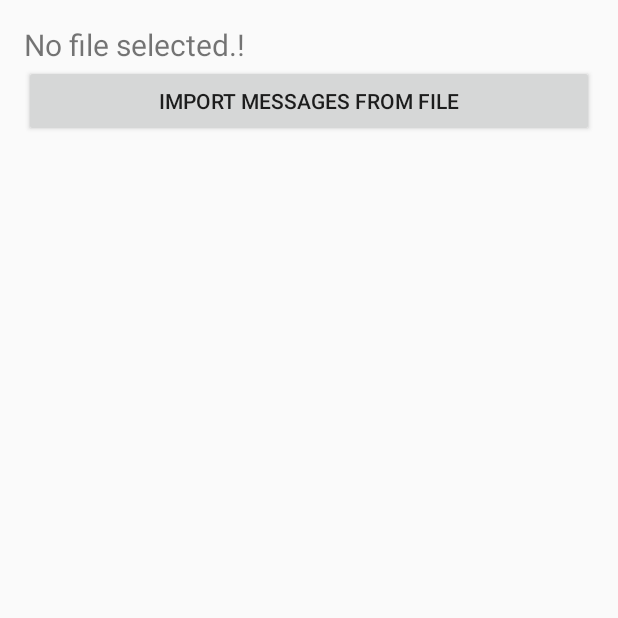
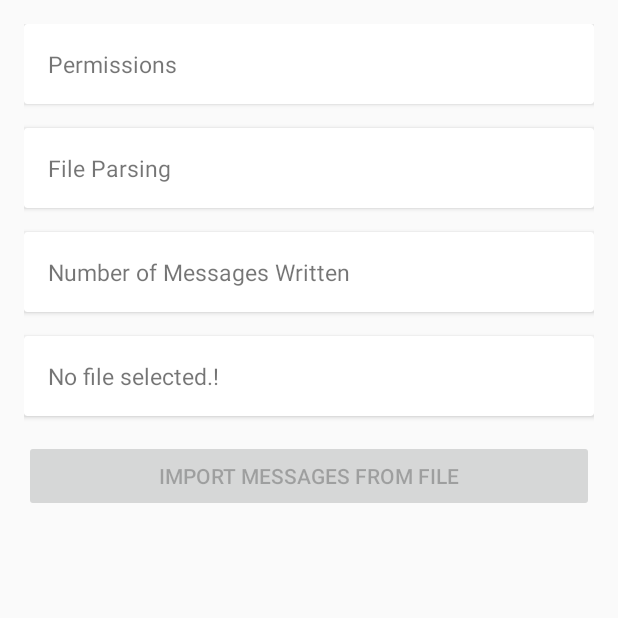
Before and after one commit to ramakrishna5a1/SMS, an Android app: the screen it shows after launch (InboxMessageImporterActivity), on a phone screen of 412 x 824 dp, the top half of it. Run offline under Robolectric (Android 15) with nearby library versions, the phone set to English and light mode, and no system bars; 3 statements that could not run were skipped.

Commit message:
Fixed major 2 bugs and some more improvements

```diff
--- a/app/src/main/java/com/messages/smsmessagesimporter/Activities/HomeActivity.java
+++ b/app/src/main/java/com/messages/smsmessagesimporter/Activities/HomeActivity.java
@@ -24,7 +24,7 @@ public class HomeActivity extends AppCompatActivity {
             return insets;
         });
 
-        Intent intent = new Intent(this, InboxMessageImporterActivity.class);
+        Intent intent = new Intent(HomeActivity.this, InboxMessageImporterActivity.class);
         startActivity(intent);
         finish();
     }
--- a/app/src/main/java/com/messages/smsmessagesimporter/Activities/InboxMessageImporterActivity.java
+++ b/app/src/main/java/com/messages/smsmessagesimporter/Activities/InboxMessageImporterActivity.java
@@ -4,6 +4,7 @@ import static android.app.role.RoleManager.ROLE_SMS;
 import static android.content.ContentValues.TAG;
 
 import android.Manifest;
+import android.annotation.SuppressLint;
 import android.app.Activity;
 import android.app.role.RoleManager;
 import android.content.Intent;
@@ -19,8 +20,6 @@ import android.widget.Button;
 import android.widget.TextView;
 import android.widget.Toast;
 
-import androidx.activity.result.ActivityResult;
-import androidx.activity.result.ActivityResultCallback;
 import androidx.activity.result.ActivityResultLauncher;
 import androidx.activity.result.contract.ActivityResultContracts;
 import androidx.annotation.NonNull;
@@ -30,6 +29,7 @@ import androidx.core.app.ActivityCompat;
 import androidx.core.content.ContextCompat;
 
 import com.messages.smsmessagesimporter.DataHandler.FileHandler;
+import com.messages.smsmessagesimporter.DataHandler.JSONFileProperties;
 import com.messages.smsmessagesimporter.DataHandler.JsonSMSDataHandler;
 import com.messages.smsmessagesimporter.R;
 
@@ -39,58 +39,73 @@ import java.util.Objects;
 public class InboxMessageImporterActivity extends AppCompatActivity {
 
     private static final int REQUEST_CODE_SMS_PERMISSION = 101;
-    private static final int REQUEST_CODE_PHONE_STATE_PERMISSION = 102;
-    private static final int REQUEST_CODE_STORAGE_PERMISSION = 103;
-    private static final int STORAGE_PERMISSION_CODE = 23;
+    private static final int STORAGE_PERMISSION_CODE = 102;
 
     private final String[] smsPermissions = new String[]{Manifest.permission.SEND_SMS, Manifest.permission.READ_SMS};
 
     private FileHandler fileHandler;
+    private PermissionsManager permissionsManager;
+    private JSONFileProperties jsonFileProperties;
+
     TextView fileText = null;
+    TextView permissionsView = null;
+    int numOfAcquiredPermissions = 0;
+    Button button1 = null;
     private ActivityResultLauncher<Intent> intentLauncher;
 
+    @SuppressLint("MissingInflatedId")
     @Override
     protected void onCreate(Bundle savedInstanceState) {
         super.onCreate(savedInstanceState);
-        setContentView(R.layout.activity_main);
+        setContentView(R.layout.activity_inbox_message_importer);
+        fileHandler = new FileHandler(this);
+        permissionsManager = new PermissionsManager(this);
+        button1 = findViewById(R.id.import_messages);
+        button1.setEnabled(false);
+        fileText = findViewById(R.id.file_id);
+        permissionsView = findViewById(R.id.permissions_acquired);
 
         // Check and request SMS permissions
         if (!checkSmsPermissions()) {
             requestSmsPermissions();
+        }else {
+            numOfAcquiredPermissions++;
         }
-
         if (!checkStoragePermissions()) {
             requestForStoragePermissions();
+        }else{
+            numOfAcquiredPermissions++;
         }
-
         prepareIntentLauncher();
         askDefaultSmsHandlerPermission();
 
-        Button button1 = findViewById(R.id.import_messages);
-        fileText = findViewById(R.id.file_id);
-        fileHandler = new FileHandler(this);
-
         button1.setOnClickListener(v -> fileHandler.pickFile());
     }
-
+    private void UpdatePermissionsText(){
+        if(numOfAcquiredPermissions == 3){
+            permissionsView.setText("All Permissions are granted !");
+            button1.setEnabled(true);
+        }else{
+            permissionsView.setText("Permissions acquired: "+numOfAcquiredPermissions+"/3\nClose App and open again.");
+        }
+    }
     @Override
     protected void onActivityResult(int requestCode, int resultCode, @Nullable Intent data) {
         super.onActivityResult(requestCode, resultCode, data);
+        if(data == null){
+            return;
+        }
+        jsonFileProperties = new JSONFileProperties();
+        fileHandler.handleActivityResult(requestCode, resultCode, data, jsonFileProperties);
+        Log.i("selectedFilePath: ", jsonFileProperties.getJsonFilePath());
 
-        fileHandler.handleActivityResult(requestCode, resultCode, data);
-        String selectedFilePath = fileHandler.selectedFilePath;
-        //selectedFilePath = "/storage/emulated/0/sms backup/latest_sms_back.bak";
-
-        if (!Objects.equals(selectedFilePath, "Unknown")) {
-            System.out.println("Selected file path: " + selectedFilePath);
-            fileText.setText(selectedFilePath);
-            Log.i("selectedFilePath: ", selectedFilePath);
-            new Thread(new JsonSMSDataHandler(this, selectedFilePath)).start();
+        if (!Objects.equals(jsonFileProperties.getJsonFilePath(), "No file selected !")) {
+            fileText.setText(jsonFileProperties.getJsonFilePath());
+            new Thread(new JsonSMSDataHandler(this, jsonFileProperties)).start();
         } else {
-            fileText.setText(selectedFilePath);
+            fileText.setText(jsonFileProperties.getJsonFilePath());
         }
     }
-
 
     private boolean checkSmsPermissions() {
         if (Build.VERSION.SDK_INT >= Build.VERSION_CODES.M) {
@@ -123,11 +138,13 @@ public class InboxMessageImporterActivity extends AppCompatActivity {
     private void handleSmsPermissionsResult(int[] grantResults) {
         if (grantResults.length > 0 && grantResults[0] == PackageManager.PERMISSION_GRANTED && grantResults[1] == PackageManager.PERMISSION_GRANTED) {
             // SMS permissions granted
+            numOfAcquiredPermissions++;
             Toast.makeText(this, "SMS permissions granted", Toast.LENGTH_SHORT).show();
         } else {
             // SMS permissions denied
             Toast.makeText(this, "SMS permissions denied", Toast.LENGTH_SHORT).show();
         }
+        UpdatePermissionsText();
     }
 
     private void handleStoragePermissionsResult(int[] grantResults) {
@@ -136,21 +153,26 @@ public class InboxMessageImporterActivity extends AppCompatActivity {
             boolean read = grantResults[1] == PackageManager.PERMISSION_GRANTED;
 
             if (read && write) {
+                numOfAcquiredPermissions++;
                 Toast.makeText(InboxMessageImporterActivity.this, "Storage Permissions Granted", Toast.LENGTH_SHORT).show();
             } else {
                 Toast.makeText(InboxMessageImporterActivity.this, "Storage Permissions Denied", Toast.LENGTH_SHORT).show();
             }
         }
+        UpdatePermissionsText();
     }
 
     private void prepareIntentLauncher() {
         intentLauncher = registerForActivityResult(new ActivityResultContracts.StartActivityForResult(), result -> {
             if (result.getResultCode() == Activity.RESULT_OK) {
+                numOfAcquiredPermissions++;
                 Toast.makeText(InboxMessageImporterActivity.this, "Success requesting ROLE_SMS!", Toast.LENGTH_SHORT).show();
             } else {
                 Toast.makeText(InboxMessageImporterActivity.this, "Failed requesting ROLE_SMS!", Toast.LENGTH_SHORT).show();
             }
+            UpdatePermissionsText();
         });
+
     }
 
     private void askDefaultSmsHandlerPermission() {
@@ -171,6 +193,8 @@ public class InboxMessageImporterActivity extends AppCompatActivity {
                     intentLauncher.launch(roleManager.createRequestRoleIntent(role));
                 } else {
                     // Request permission for SMS
+                    numOfAcquiredPermissions++;
+                    UpdatePermissionsText();
                 }
             }
         } else {
@@ -222,11 +246,7 @@ public class InboxMessageImporterActivity extends AppCompatActivity {
     }
 
     private final ActivityResultLauncher<Intent> storageActivityResultLauncher =
-            registerForActivityResult(new ActivityResultContracts.StartActivityForResult(),
-                    new ActivityResultCallback<ActivityResult>() {
-
-                        @Override
-                        public void onActivityResult(ActivityResult o) {
+            registerForActivityResult(new ActivityResultContracts.StartActivityForResult(), o -> {
                 if (Build.VERSION.SDK_INT >= Build.VERSION_CODES.R) {
                     //Android is 11 (R) or above
                     if (Environment.isExternalStorageManager()) {
@@ -239,6 +259,5 @@ public class InboxMessageImporterActivity extends AppCompatActivity {
                     //Below android 11
 
                 }
-                        }
             });
 }
--- /dev/null
+++ b/app/src/main/java/com/messages/smsmessagesimporter/Activities/PermissionsManager.java
@@ -0,0 +1,57 @@
+package com.messages.smsmessagesimporter.Activities;
+
+import android.Manifest;
+import android.app.Activity;
+import android.content.pm.PackageManager;
+import android.os.Build;
+import android.os.Environment;
+import android.widget.Toast;
+
+import androidx.core.app.ActivityCompat;
+import androidx.core.content.ContextCompat;
+
+public class PermissionsManager {
+    private final Activity activity;
+    private static final int REQUEST_CODE_SMS_PERMISSION = 101;
+    private static final int STORAGE_PERMISSION_CODE = 23;
+
+    private final String[] smsPermissions = new String[]{Manifest.permission.SEND_SMS, Manifest.permission.READ_SMS};
+
+    public PermissionsManager(Activity activity) {
+        this.activity = activity;
+    }
+
+    public boolean checkSmsPermissions() {
+        if (Build.VERSION.SDK_INT >= Build.VERSION_CODES.M) {
+            int sendSmsPermission = ContextCompat.checkSelfPermission(activity, Manifest.permission.SEND_SMS);
+            int readSmsPermission = ContextCompat.checkSelfPermission(activity, Manifest.permission.READ_SMS);
+            return sendSmsPermission == PackageManager.PERMISSION_GRANTED && readSmsPermission == PackageManager.PERMISSION_GRANTED;
+        }
+        return true; // Permissions are granted automatically on versions below M
+    }
+
+    public boolean checkStoragePermissions() {
+
+        if (Build.VERSION.SDK_INT >= Build.VERSION_CODES.R) {
+            //Android is 11 (R) or above
+            return Environment.isExternalStorageManager();
+        } else {
+            //Below android 11
+            int write = ContextCompat.checkSelfPermission(activity, Manifest.permission.WRITE_EXTERNAL_STORAGE);
+            int read = ContextCompat.checkSelfPermission(activity, Manifest.permission.READ_EXTERNAL_STORAGE);
+
+            return read == PackageManager.PERMISSION_GRANTED && write == PackageManager.PERMISSION_GRANTED;
+        }
+    }
+
+    void handleSmsPermissionsResult(int[] grantResults) {
+        if (grantResults.length > 0 && grantResults[0] == PackageManager.PERMISSION_GRANTED && grantResults[1] == PackageManager.PERMISSION_GRANTED) {
+            // SMS permissions granted
+            Toast.makeText(activity, "SMS permissions granted", Toast.LENGTH_SHORT).show();
+        } else {
+            // SMS permissions denied
+            Toast.makeText(activity, "SMS permissions denied", Toast.LENGTH_SHORT).show();
+        }
+    }
+
+}
--- /dev/null
+++ b/app/src/main/java/com/messages/smsmessagesimporter/DataHandler/ApplicationErrorData.java
@@ -0,0 +1,5 @@
+package com.messages.smsmessagesimporter.DataHandler;
+
+public class ApplicationErrorData {
+
+}
--- a/app/src/main/java/com/messages/smsmessagesimporter/DataHandler/FileHandler.java
+++ b/app/src/main/java/com/messages/smsmessagesimporter/DataHandler/FileHandler.java
@@ -11,7 +11,6 @@ public class FileHandler {
     private static final int REQUEST_PICK_FILE = 123;
 
     private final Activity activity;
-    public String selectedFilePath = "Unknown";
 
     public FileHandler(Activity activity) {
         this.activity = activity;
@@ -26,13 +25,15 @@ public class FileHandler {
         activity.startActivityForResult(bakIntent, REQUEST_PICK_FILE);
     }
 
-    public void handleActivityResult(int requestCode, int resultCode, @Nullable Intent data) {
+    public void handleActivityResult(int requestCode, int resultCode, @Nullable Intent data, JSONFileProperties jsonFileProperties) {
         if (requestCode == REQUEST_PICK_FILE && resultCode == Activity.RESULT_OK) {
             if (data != null) {
                 Uri uri = data.getData();
+                String selectedFilePath = "No file selected !";
                 if (uri != null) {
                     selectedFilePath = RealPathUtil.getRealPath(activity, uri);
                 }
+                jsonFileProperties.setJsonFilePath(selectedFilePath);
             }
         }
     }
--- /dev/null
+++ b/app/src/main/res/layout/activity_inbox_message_importer.xml
@@ -0,0 +1,115 @@
+<?xml version="1.0" encoding="utf-8"?>
+<LinearLayout xmlns:android="http://schemas.android.com/apk/res/android"
+    android:layout_width="match_parent"
+    android:layout_height="match_parent"
+    android:orientation="vertical"
+    android:padding="16dp">
+
+    <!-- Card for Permissions -->
+    <androidx.cardview.widget.CardView
+        android:layout_width="match_parent"
+        android:layout_height="wrap_content"
+        android:layout_marginBottom="@dimen/_16dp"
+        android:background="@android:color/white"
+        android:elevation="4dp">
+
+        <LinearLayout
+            android:layout_width="match_parent"
+            android:layout_height="wrap_content"
+            android:orientation="vertical">
+
+            <TextView
+                android:id="@+id/permissions_acquired"
+                android:layout_width="match_parent"
+                android:layout_height="wrap_content"
+                android:padding="16dp"
+                android:text="Permissions"
+                android:textSize="@dimen/_15sp" />
+
+            <!-- Add your permission-related UI components here -->
+        </LinearLayout>
+    </androidx.cardview.widget.CardView>
+
+    <!-- Card for JSON Parsing -->
+    <androidx.cardview.widget.CardView
+        android:layout_width="match_parent"
+        android:layout_height="wrap_content"
+        android:layout_marginBottom="@dimen/_16dp"
+        android:background="@android:color/white"
+        android:elevation="4dp">
+
+        <LinearLayout
+            android:layout_width="match_parent"
+            android:layout_height="wrap_content"
+            android:orientation="vertical">
+
+            <TextView
+                android:id="@+id/file_parsing"
+                android:layout_width="match_parent"
+                android:layout_height="wrap_content"
+                android:padding="16dp"
+                android:text="@string/file_parsing"
+                android:textSize="@dimen/_15sp" />
+
+            <!-- Add your JSON parsing related UI components here -->
+        </LinearLayout>
+    </androidx.cardview.widget.CardView>
+
+    <!-- Card for Number of Messages Written -->
+    <androidx.cardview.widget.CardView
+        android:layout_width="match_parent"
+        android:layout_height="wrap_content"
+        android:layout_marginBottom="@dimen/_16dp"
+        android:background="@android:color/white"
+        android:elevation="4dp">
+
+        <LinearLayout
+            android:layout_width="match_parent"
+            android:layout_height="wrap_content"
+            android:orientation="vertical">
+
+            <TextView
+                android:id="@+id/num_messages_written"
+                android:layout_width="match_parent"
+                android:layout_height="wrap_content"
+                android:padding="16dp"
+                android:text="@string/number_of_messages_written"
+                android:textSize="@dimen/_15sp" />
+
+            <!-- Add your UI components related to number of messages written here -->
+        </LinearLayout>
+    </androidx.cardview.widget.CardView>
+
+    <!-- Card for Number of Messages Written -->
+    <androidx.cardview.widget.CardView
+        android:layout_width="match_parent"
+        android:layout_height="wrap_content"
+        android:layout_marginBottom="@dimen/_16dp"
+        android:background="@android:color/white"
+        android:elevation="4dp">
+
+        <LinearLayout
+            android:layout_width="match_parent"
+            android:layout_height="wrap_content"
+            android:orientation="vertical">
+
+            <TextView
+                android:id="@+id/file_id"
+                android:layout_width="match_parent"
+                android:layout_height="wrap_content"
+                android:padding="16dp"
+                android:text="@string/textview"
+                android:textSize="@dimen/_15sp" />
+
+            <!-- Add your UI components related to number of messages written here -->
+        </LinearLayout>
+    </androidx.cardview.widget.CardView>
+
+
+    <Button
+        android:id="@+id/import_messages"
+        android:layout_width="match_parent"
+        android:layout_height="wrap_content"
+        android:text="@string/button_1" />
+
+</LinearLayout>
--- a/app/src/main/res/layout/activity_main.xml
+++ /dev/null
@@ -1,21 +0,0 @@
-<?xml version="1.0" encoding="utf-8"?>
-<LinearLayout xmlns:android="http://schemas.android.com/apk/res/android"
-    android:layout_width="match_parent"
-    android:layout_height="match_parent"
-    android:orientation="vertical"
-    android:padding="16dp">
-
-    <TextView
-        android:id="@+id/file_id"
-        android:textSize="20sp"
-        android:layout_width="match_parent"
-        android:layout_height="wrap_content"
-        android:text="@string/textview" />
-
-    <Button
-        android:id="@+id/import_messages"
-        android:layout_width="match_parent"
-        android:layout_height="wrap_content"
-        android:text="@string/button_1" />
-
-</LinearLayout>
--- a/app/src/main/res/values/dimens.xml
+++ b/app/src/main/res/values/dimens.xml
@@ -1,4 +1,6 @@
 <resources>
     <dimen name="fab_margin">16dp</dimen>
     <dimen name="sms_item_padding">20dp</dimen>
+    <dimen name="_16dp">16dp</dimen>
+    <dimen name="_15sp">15sp</dimen>
 </resources>
--- a/app/src/main/res/values/strings.xml
+++ b/app/src/main/res/values/strings.xml
@@ -9,4 +9,6 @@
     <string name="button_2">Change default SMS app</string>
     <string name="textview">No file selected.!</string>
     <string name="title_activity_home">HomeActivity</string>
+    <string name="file_parsing">File Parsing</string>
+    <string name="number_of_messages_written">Number of Messages Written</string>
 </resources>
```
Also changed, not shown: app/src/main/AndroidManifest.xml (+5 -5 lines), app/src/main/java/com/messages/smsmessagesimporter/DataHandler/JSONFileProperties.java (added, +60 -0 lines), app/src/main/java/com/messages/smsmessagesimporter/DataHandler/JsonSMSDataHandler.java (+43 -14 lines). Lines whose indentation alone changed are shown as unchanged.
